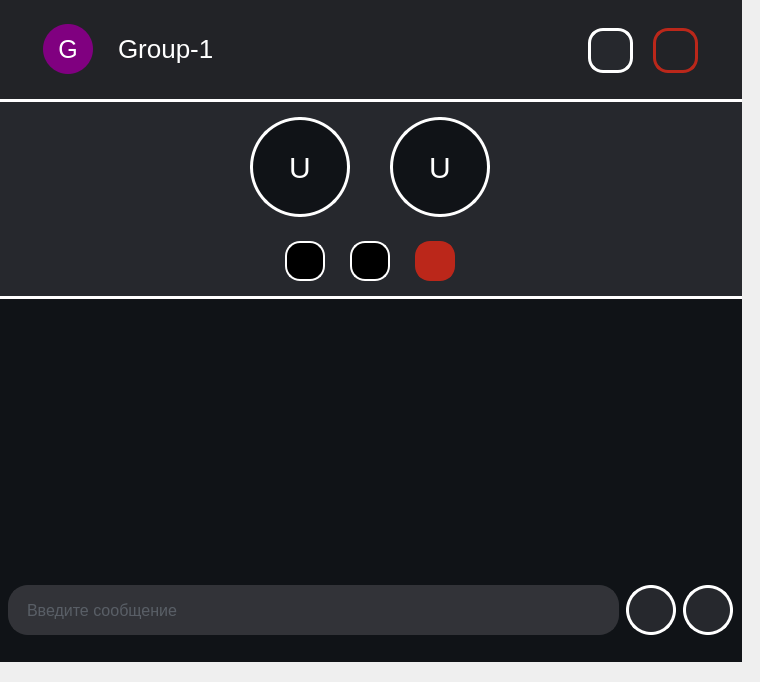
DmitryGorny/Zcord, file Zcord/GUI/Chat/Chat.ui: the form before one commit.
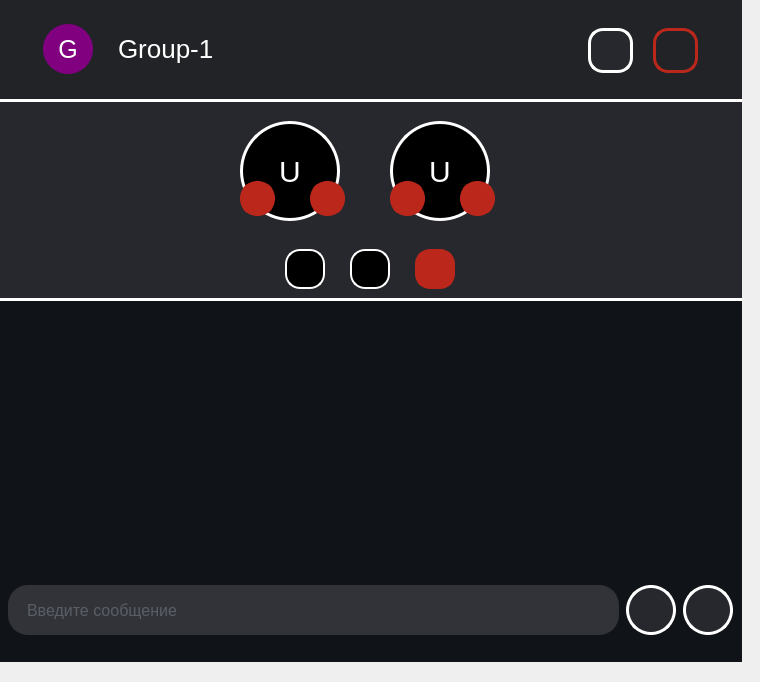
The form after the commit. Icons and pictures are not drawn.

The edit to the form file:
```diff
--- a/Zcord/GUI/Chat/Chat.ui
+++ b/Zcord/GUI/Chat/Chat.ui
@@ -333,50 +333,282 @@
                  <number>40</number>
                 </property>
                 <item>
-                 <widget class="QPushButton" name="User2_icon">
-                  <property name="sizePolicy">
-                   <sizepolicy hsizetype="Fixed" vsizetype="Fixed">
-                    <horstretch>0</horstretch>
-                    <verstretch>0</verstretch>
-                   </sizepolicy>
-                  </property>
+                 <widget class="QWidget" name="widget_2" native="true">
                   <property name="minimumSize">
                    <size>
-                    <width>100</width>
-                    <height>100</height>
+                    <width>120</width>
+                    <height>120</height>
                    </size>
                   </property>
-                  <property name="maximumSize">
-                   <size>
-                    <width>16777215</width>
-                    <height>16777215</height>
-                   </size>
+                  <property name="styleSheet">
+                   <string notr="true">background-color:none;</string>
                   </property>
-                  <property name="text">
-                   <string>U</string>
-                  </property>
+                  <widget class="QPushButton" name="User2_icon">
+                   <property name="geometry">
+                    <rect>
+                     <x>10</x>
+                     <y>10</y>
+                     <width>100</width>
+                     <height>100</height>
+                    </rect>
+                   </property>
+                   <property name="sizePolicy">
+                    <sizepolicy hsizetype="Fixed" vsizetype="Fixed">
+                     <horstretch>0</horstretch>
+                     <verstretch>0</verstretch>
+                    </sizepolicy>
+                   </property>
+                   <property name="minimumSize">
+                    <size>
+                     <width>100</width>
+                     <height>100</height>
+                    </size>
+                   </property>
+                   <property name="maximumSize">
+                    <size>
+                     <width>16777215</width>
+                     <height>16777215</height>
+                    </size>
+                   </property>
+                   <property name="styleSheet">
+                    <string notr="true">background-color:black;</string>
+                   </property>
+                   <property name="text">
+                    <string>U</string>
+                   </property>
+                  </widget>
+                  <widget class="QPushButton" name="user2_headphonesMute">
+                   <property name="geometry">
+                    <rect>
+                     <x>80</x>
+                     <y>70</y>
+                     <width>35</width>
+                     <height>35</height>
+                    </rect>
+                   </property>
+                   <property name="sizePolicy">
+                    <sizepolicy hsizetype="Fixed" vsizetype="Fixed">
+                     <horstretch>0</horstretch>
+                     <verstretch>0</verstretch>
+                    </sizepolicy>
+                   </property>
+                   <property name="minimumSize">
+                    <size>
+                     <width>35</width>
+                     <height>35</height>
+                    </size>
+                   </property>
+                   <property name="maximumSize">
+                    <size>
+                     <width>35</width>
+                     <height>35</height>
+                    </size>
+                   </property>
+                   <property name="styleSheet">
+                    <string notr="true">border:5px solid #BB271A;
+background-color:#BB271A;
+border-radius:17%;</string>
+                   </property>
+                   <property name="text">
+                    <string/>
+                   </property>
+                   <property name="icon">
+                    <iconset resource="../res-rec.qrc">
+                     <normaloff>:/icons/icon/headset_off_28dp_FFFFFF_FILL0_wght400_GRAD0_opsz24.svg</normaloff>:/icons/icon/headset_off_28dp_FFFFFF_FILL0_wght400_GRAD0_opsz24.svg</iconset>
+                   </property>
+                   <property name="iconSize">
+                    <size>
+                     <width>23</width>
+                     <height>23</height>
+                    </size>
+                   </property>
+                  </widget>
+                  <widget class="QPushButton" name="user2_micMute">
+                   <property name="geometry">
+                    <rect>
+                     <x>10</x>
+                     <y>70</y>
+                     <width>35</width>
+                     <height>35</height>
+                    </rect>
+                   </property>
+                   <property name="sizePolicy">
+                    <sizepolicy hsizetype="Fixed" vsizetype="Fixed">
+                     <horstretch>0</horstretch>
+                     <verstretch>0</verstretch>
+                    </sizepolicy>
+                   </property>
+                   <property name="minimumSize">
+                    <size>
+                     <width>35</width>
+                     <height>35</height>
+                    </size>
+                   </property>
+                   <property name="maximumSize">
+                    <size>
+                     <width>35</width>
+                     <height>35</height>
+                    </size>
+                   </property>
+                   <property name="styleSheet">
+                    <string notr="true">border:5px solid #BB271A;
+background-color:#BB271A;
+border-radius:17%;</string>
+                   </property>
+                   <property name="text">
+                    <string/>
+                   </property>
+                   <property name="icon">
+                    <iconset resource="../res-rec.qrc">
+                     <normaloff>:/icons/icon/mic_off_28dp_FFFFFF_FILL0_wght400_GRAD0_opsz24.svg</normaloff>:/icons/icon/mic_off_28dp_FFFFFF_FILL0_wght400_GRAD0_opsz24.svg</iconset>
+                   </property>
+                   <property name="iconSize">
+                    <size>
+                     <width>23</width>
+                     <height>23</height>
+                    </size>
+                   </property>
+                  </widget>
                  </widget>
                 </item>
-                <item alignment="Qt::AlignHCenter">
-                 <widget class="QPushButton" name="User1_icon">
+                <item>
+                 <widget class="QWidget" name="widget" native="true">
                   <property name="sizePolicy">
-                   <sizepolicy hsizetype="Fixed" vsizetype="Fixed">
+                   <sizepolicy hsizetype="Preferred" vsizetype="Preferred">
                     <horstretch>0</horstretch>
                     <verstretch>0</verstretch>
                    </sizepolicy>
                   </property>
                   <property name="minimumSize">
                    <size>
-                    <width>100</width>
-                    <height>100</height>
+                    <width>120</width>
+                    <height>120</height>
                    </size>
                   </property>
                   <property name="styleSheet">
-                   <string notr="true">color:white;</string>
+                   <string notr="true">background:none;</string>
                   </property>
-                  <property name="text">
-                   <string>U</string>
-                  </property>
+                  <widget class="QPushButton" name="User1_icon">
+                   <property name="geometry">
+                    <rect>
+                     <x>0</x>
+                     <y>10</y>
+                     <width>100</width>
+                     <height>100</height>
+                    </rect>
+                   </property>
+                   <property name="sizePolicy">
+                    <sizepolicy hsizetype="Fixed" vsizetype="Fixed">
+                     <horstretch>0</horstretch>
+                     <verstretch>0</verstretch>
+                    </sizepolicy>
+                   </property>
+                   <property name="minimumSize">
+                    <size>
+                     <width>100</width>
+                     <height>100</height>
+                    </size>
+                   </property>
+                   <property name="styleSheet">
+                    <string notr="true">color:white;
+background-color:black;</string>
+                   </property>
+                   <property name="text">
+                    <string>U</string>
+                   </property>
+                  </widget>
+                  <widget class="QPushButton" name="user1_headphonesMute">
+                   <property name="geometry">
+                    <rect>
+                     <x>70</x>
+                     <y>70</y>
+                     <width>35</width>
+                     <height>35</height>
+                    </rect>
+                   </property>
+                   <property name="sizePolicy">
+                    <sizepolicy hsizetype="Fixed" vsizetype="Fixed">
+                     <horstretch>0</horstretch>
+                     <verstretch>0</verstretch>
+                    </sizepolicy>
+                   </property>
+                   <property name="minimumSize">
+                    <size>
+                     <width>35</width>
+                     <height>35</height>
+                    </size>
+                   </property>
+                   <property name="maximumSize">
+                    <size>
+                     <width>35</width>
+                     <height>35</height>
+                    </size>
+                   </property>
+                   <property name="styleSheet">
+                    <string notr="true">border:5px solid #BB271A;
+background-color:#BB271A;
+border-radius:17%;</string>
+                   </property>
+                   <property name="text">
+                    <string/>
+                   </property>
+                   <property name="icon">
+                    <iconset resource="../res-rec.qrc">
+                     <normaloff>:/icons/icon/headset_off_28dp_FFFFFF_FILL0_wght400_GRAD0_opsz24.svg</normaloff>:/icons/icon/headset_off_28dp_FFFFFF_FILL0_wght400_GRAD0_opsz24.svg</iconset>
+                   </property>
+                   <property name="iconSize">
+                    <size>
+                     <width>23</width>
+                     <height>23</height>
+                    </size>
+                   </property>
+                  </widget>
+                  <widget class="QPushButton" name="user1_micMute_2">
+                   <property name="geometry">
+                    <rect>
+                     <x>0</x>
+                     <y>70</y>
+                     <width>35</width>
+                     <height>35</height>
+                    </rect>
+                   </property>
+                   <property name="sizePolicy">
+                    <sizepolicy hsizetype="Fixed" vsizetype="Fixed">
+                     <horstretch>0</horstretch>
+                     <verstretch>0</verstretch>
+                    </sizepolicy>
+                   </property>
+                   <property name="minimumSize">
+                    <size>
+                     <width>35</width>
+                     <height>35</height>
+                    </size>
+                   </property>
+                   <property name="maximumSize">
+                    <size>
+                     <width>35</width>
+                     <height>35</height>
+                    </size>
+                   </property>
+                   <property name="styleSheet">
+                    <string notr="true">border:5px solid #BB271A;
+background-color:#BB271A;
+border-radius:17%;</string>
+                   </property>
+                   <property name="text">
+                    <string/>
+                   </property>
+                   <property name="icon">
+                    <iconset resource="../res-rec.qrc">
+                     <normaloff>:/icons/icon/mic_off_28dp_FFFFFF_FILL0_wght400_GRAD0_opsz24.svg</normaloff>:/icons/icon/mic_off_28dp_FFFFFF_FILL0_wght400_GRAD0_opsz24.svg</iconset>
+                   </property>
+                   <property name="iconSize">
+                    <size>
+                     <width>23</width>
+                     <height>23</height>
+                    </size>
+                   </property>
+                  </widget>
                  </widget>
                 </item>
                </layout>
```
